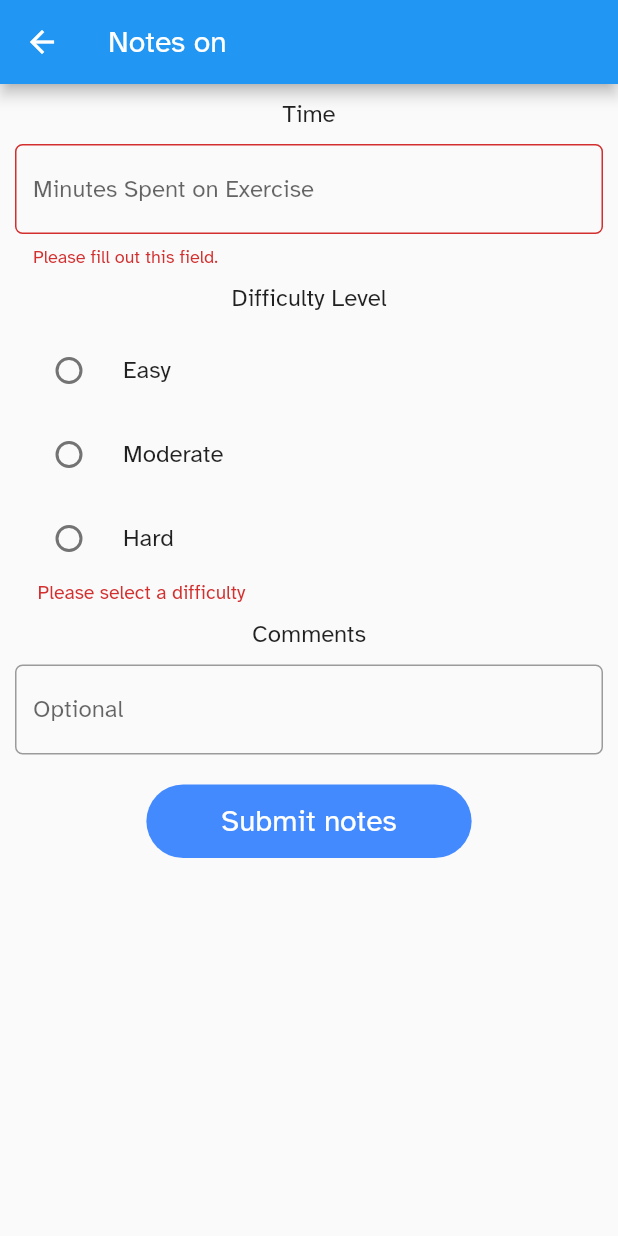
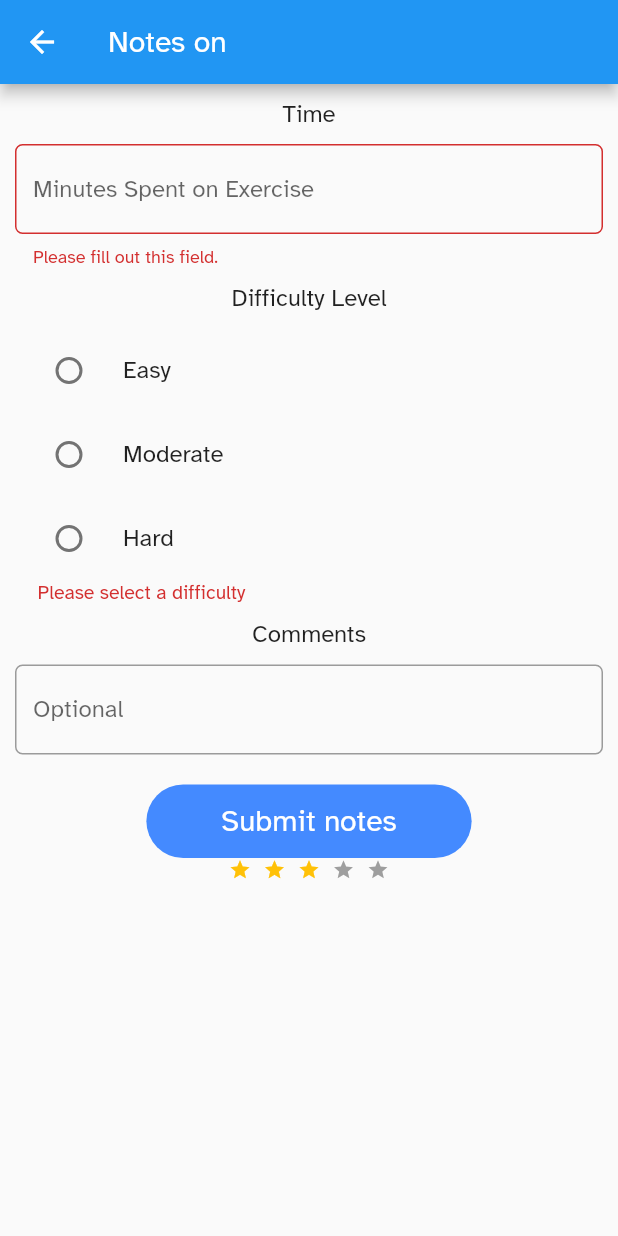
Before and after one commit to yoshikikakehi/REHAPP, a Flutter app: the ExerciseFeedbackPage screen opened directly with empty values, after a tap on "Submit notes", on a phone screen of 412 x 824 dp. Run offline on Flutter 3.47's test engine with Material 2 defaults, Android fonts, the phone set to English and light mode, and no system bars; drawn by our look-alikes of flutter_rating_bar; our stand-ins replace cloud_firestore, firebase_auth, firebase_core, flutter_phoenix, shared_preferences; accounts and stored records are empty.

Commit message:
adding rating for exercises

```diff
--- a/rehapp/lib/pages/exercise_feedback.dart
+++ b/rehapp/lib/pages/exercise_feedback.dart
@@ -1,9 +1,13 @@
+//import 'dart:ffi';
+
 import 'package:flutter/material.dart';
 import 'package:rehapp/api/api_service.dart';
 import 'package:rehapp/assets/constants.dart';
 import 'package:rehapp/model/exercise_feedback_model.dart';
 import 'package:rehapp/model/exercise_model.dart';
 import 'package:rehapp/pages/home.dart';
+import 'package:flutter_rating_bar/flutter_rating_bar.dart';
+
 
 import '../ProgressHUD.dart';
 
@@ -204,6 +208,37 @@ class ExerciseFeedbackPageState extends State<ExerciseFeedbackPage> {
                         ),
                       ),
                     ),
+                    //hira's code
+                    RatingBar(
+                      minRating: 1,
+                      maxRating: 5,
+                      initialRating: 3,
+                      itemCount: 5,
+                      allowHalfRating: true,
+                      onRatingUpdate: (rating) {
+                        setState(() {
+                          rating = rating;
+                        });
+                      },
+                      itemSize: 15,
+                      itemPadding:
+                      const EdgeInsets.symmetric(horizontal: 4.0),
+                      updateOnDrag: true,
+                      ratingWidget: RatingWidget(
+                          full: const Icon(
+                            Icons.star,
+                            color: Colors.amber,
+                          ),
+                          empty: const Icon(
+                            Icons.star,
+                            color: Colors.grey,
+                          ), half: const Icon(
+                          Icons.star,
+                          color: Colors.blue
+                      )
+                      ),
+                    )
+                    // hira's code end
                   ]),
                 )));
       }),
--- a/rehapp/pubspec.yaml
+++ b/rehapp/pubspec.yaml
@@ -44,6 +44,7 @@ dependencies:
   firebase_core: ^2.5.0
   firebase_auth: ^4.2.6
   cloud_firestore: ^4.3.2
+  flutter_rating_bar: ^4.0.1
 
 dev_dependencies:
   flutter_test:
```
Also changed, not shown: rehapp/lib/pages/therapist_exercise_view.dart (+17 -17 lines), rehapp/pubspec.lock.
